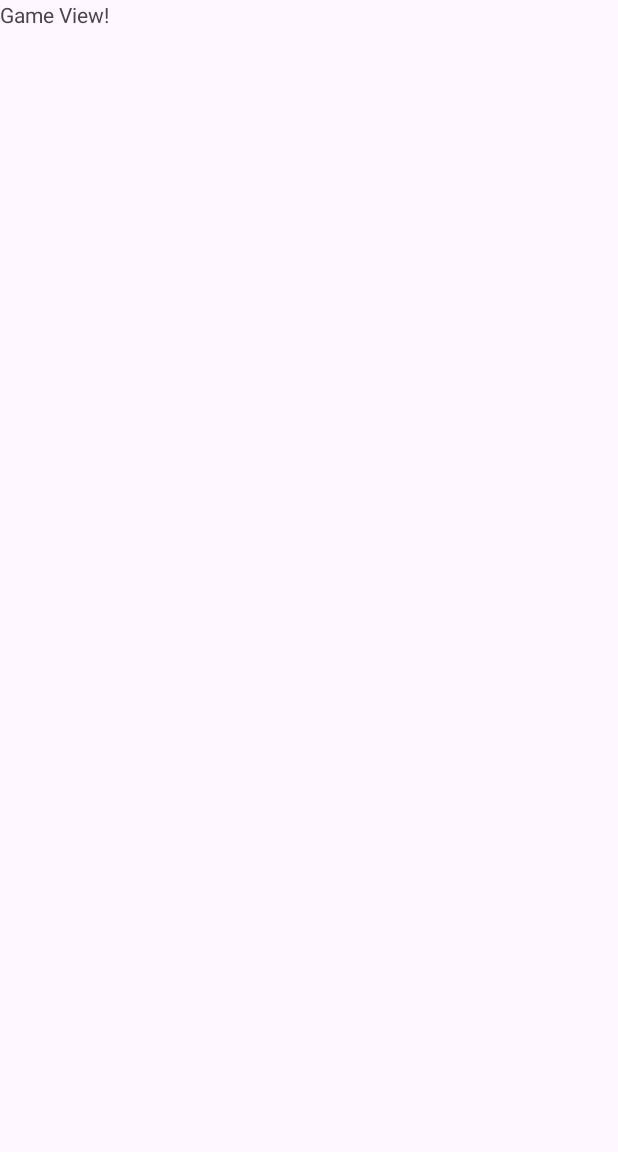
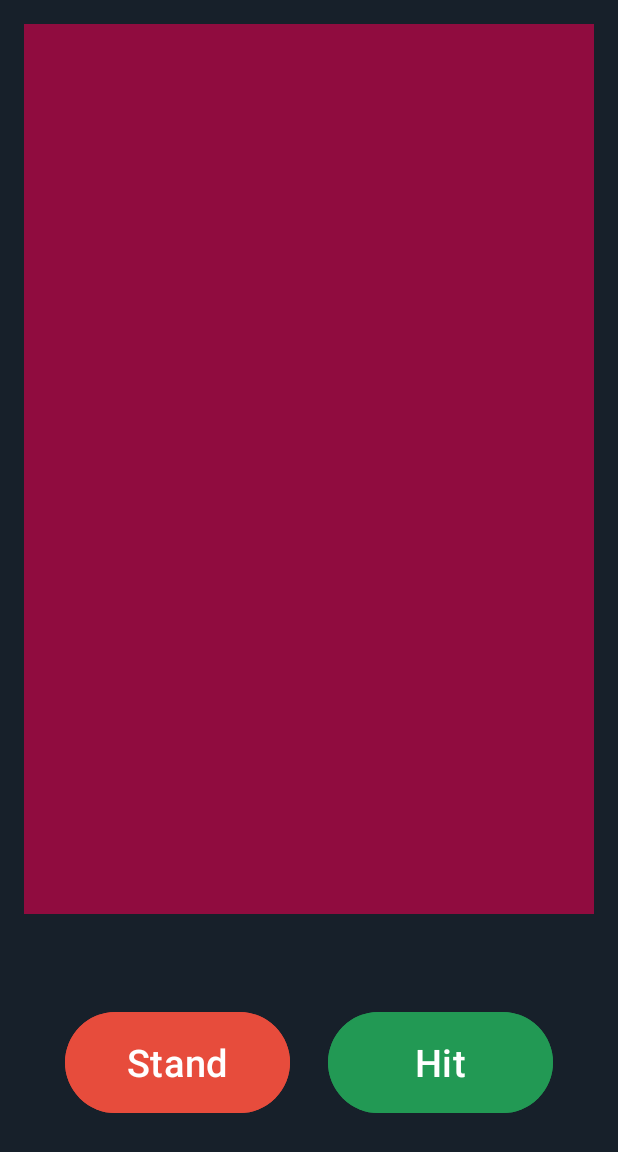
Before and after one commit to mamarsh525/BlackJack2, an Android app: the GameActivity screen opened directly, with no data from a screen before it, on a phone screen of 412 x 824 dp. Before the commit the part shown is almost empty. Shown: the top 1152 px of the screen. Run offline under Robolectric (Android 15) with nearby library versions, the phone set to English and light mode, and no system bars; 1 statement that could not run was skipped.

Commit message:
Added design to activity_game.xml

```diff
--- a/app/src/main/res/layout/activity_game.xml
+++ b/app/src/main/res/layout/activity_game.xml
@@ -1,17 +1,63 @@
 <?xml version="1.0" encoding="utf-8"?>
-<androidx.constraintlayout.widget.ConstraintLayout xmlns:android="http://schemas.android.com/apk/res/android"
-    xmlns:app="http://schemas.android.com/apk/res-auto"
-    xmlns:tools="http://schemas.android.com/tools"
-    android:id="@+id/main"
+<LinearLayout
+    xmlns:android="http://schemas.android.com/apk/res/android"
     android:layout_width="match_parent"
     android:layout_height="match_parent"
-    tools:context=".GameActivity">
+    android:orientation="vertical"
+    android:padding="16dp"
+    android:gravity="center"
+    android:background="#17202a">
 
-    <TextView
-        android:id="@+id/textView"
-        android:layout_width="wrap_content"
-        android:layout_height="wrap_content"
-        android:text="Game View!"
-        tools:layout_editor_absoluteX="176dp"
-        tools:layout_editor_absoluteY="160dp" />
-</androidx.constraintlayout.widget.ConstraintLayout>
+    <!-- Dealer Section -->
+    <LinearLayout
+        android:id="@+id/dealerSection"
+        android:layout_width="match_parent"
+        android:layout_height="0dp"
+        android:layout_weight="3"
+        android:gravity="center"
+        android:orientation="horizontal"
+        android:background="#900C3F">
+    </LinearLayout>
+
+    <!-- Player Section -->
+    <LinearLayout
+        android:id="@+id/playerSection"
+        android:layout_width="match_parent"
+        android:layout_height="0dp"
+        android:layout_weight="3"
+        android:gravity="center"
+        android:orientation="horizontal"
+        android:background="#900C3F ">
+
+        <!-- Example player cards -->
+    </LinearLayout>
+
+    <!-- Action Buttons -->
+    <LinearLayout
+        android:layout_width="match_parent"
+        android:layout_height="0dp"
+        android:layout_weight="2"
+        android:gravity="center"
+        android:orientation="horizontal">
+        <Button
+            android:id="@+id/btnStand"
+            android:layout_width="150dp"
+            android:layout_height="75dp"
+            android:layout_marginEnd="25dp"
+            android:backgroundTint="#e74c3c"
+            android:text="@string/standButtonText"
+            android:textAlignment="center"
+            android:textSize="25sp" />
+
+        <Button
+            android:id="@+id/btnHit"
+            android:layout_width="150dp"
+            android:layout_height="75dp"
+            android:backgroundTint="#229954"
+            android:text="@string/hitButtonText"
+            android:textAlignment="center"
+            android:textSize="25sp" />
+
+
+    </LinearLayout>
+</LinearLayout>
--- a/app/src/main/res/values/strings.xml
+++ b/app/src/main/res/values/strings.xml
@@ -2,4 +2,6 @@
     <string name="app_name">My Application</string>
     <string name="menuTitleText">Black Jack Mobile App</string>
     <string name="startGameButtonText">Start Game</string>
+    <string name="hitButtonText">Hit</string>
+    <string name="standButtonText">Stand</string>
 </resources>
```
